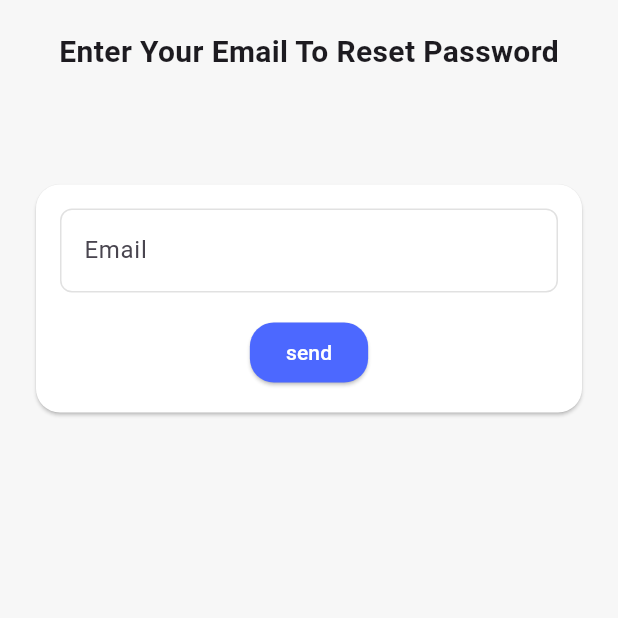
After one commit to HananManqush22/eCommerceApp, a Flutter app: the screen it shows after launch, after a tap on "Forget Password?", on a phone screen of 412 x 824 dp, the top half of it. The commit adds this screen. Run offline on Flutter 3.47's test engine with Material 3 defaults, Android fonts, the phone set to English and light mode, and no system bars.

Commit message:
Forget page

```diff
--- /dev/null
+++ b/lib/configuration/function.dart
@@ -0,0 +1,4 @@
+import 'package:flutter/material.dart';
+
+Future<dynamic> navigateTo(BuildContext context, Widget page) =>
+    Navigator.push(context, MaterialPageRoute(builder: (context) => page));
--- /dev/null
+++ b/lib/screens/login/forget_page.dart
@@ -0,0 +1,55 @@
+import 'package:e_commerce_app/configuration/colors.dart';
+import 'package:e_commerce_app/widgets/custom_text_form_field.dart';
+import 'package:flutter/material.dart';
+
+class ForgetPage extends StatelessWidget {
+  const ForgetPage({super.key});
+
+  @override
+  Widget build(BuildContext context) {
+    return Scaffold(
+      body: SafeArea(
+        child: SingleChildScrollView(
+          child: Column(
+            children: [
+              const SizedBox(height: 20),
+              const Text(
+                'Enter Your Email To Reset Password',
+                style: TextStyle(fontSize: 20, fontWeight: FontWeight.bold),
+              ),
+              const SizedBox(height: 50),
+              Card(
+                color: AppColors.kWhiteColor,
+                margin: EdgeInsets.all(24),
+                shape: const RoundedRectangleBorder(
+                  borderRadius: BorderRadius.all(Radius.circular(16)),
+                ),
+                child: Padding(
+                  padding: const EdgeInsets.all(16.0),
+                  child: Column(
+                    crossAxisAlignment: CrossAxisAlignment.center,
+                    spacing: 16,
+                    children: [
+                      const CustomTextFormField(hintText: 'Email'),
+                      ElevatedButton(
+                        style: ElevatedButton.styleFrom(
+                          backgroundColor: AppColors.kPrimaryColor,
+                          foregroundColor: AppColors.kWhiteColor,
+                          shape: RoundedRectangleBorder(
+                            borderRadius: BorderRadiusGeometry.circular(16),
+                          ),
+                        ),
+                        onPressed: () {},
+                        child: Text('send'),
+                      ),
+                    ],
+                  ),
+                ),
+              ),
+            ],
+          ),
+        ),
+      ),
+    );
+  }
+}
--- a/lib/screens/login/login_page.dart
+++ b/lib/screens/login/login_page.dart
@@ -1,4 +1,7 @@
 import 'package:e_commerce_app/configuration/colors.dart';
+import 'package:e_commerce_app/configuration/function.dart';
+import 'package:e_commerce_app/screens/login/forget_page.dart';
+import 'package:e_commerce_app/widgets/custom_row_login.dart';
 import 'package:e_commerce_app/widgets/custom_text_button.dart';
 import 'package:e_commerce_app/widgets/custom_text_form_field.dart';
 import 'package:flutter/material.dart';
@@ -15,15 +18,15 @@ class LoginPage extends StatelessWidget {
             crossAxisAlignment: CrossAxisAlignment.center,
             mainAxisAlignment: MainAxisAlignment.center,
             children: [
-              Text(
+              const Text(
                 'Welcome To Our Market',
                 style: TextStyle(fontSize: 20, fontWeight: FontWeight.bold),
               ),
-              SizedBox(height: 50),
+              const SizedBox(height: 50),
               Card(
                 color: AppColors.kWhiteColor,
                 margin: EdgeInsets.all(24),
-                shape: RoundedRectangleBorder(
+                shape: const RoundedRectangleBorder(
                   borderRadius: BorderRadius.all(Radius.circular(16)),
                 ),
                 child: Padding(
@@ -32,7 +35,7 @@ class LoginPage extends StatelessWidget {
                     crossAxisAlignment: CrossAxisAlignment.end,
                     spacing: 16,
                     children: [
-                      CustomTextFormField(hintText: 'Email'),
+                      const CustomTextFormField(hintText: 'Email'),
                       CustomTextFormField(
                         hintText: 'Password',
                         isSecured: true,
@@ -41,16 +44,18 @@ class LoginPage extends StatelessWidget {
                           icon: Icon(Icons.visibility_off),
                         ),
                       ),
-                      CustomTextButton(text: 'Forget Password?'),
-
+                      CustomTextButton(
+                        text: 'Forget Password?',
+                        onTap: () {
+                          navigateTo(context, ForgetPage());
+                        },
+                      ),
                       CustomRowLogin(text: 'Login', onPressed: () {}),
-
                       CustomRowLogin(
                         text: 'Login whit Google',
                         onPressed: () {},
                       ),
-
-                      Row(
+                      const Row(
                         spacing: 5,
                         mainAxisAlignment: MainAxisAlignment.center,
                         children: [
@@ -75,30 +80,3 @@ class LoginPage extends StatelessWidget {
     );
   }
 }
-
-class CustomRowLogin extends StatelessWidget {
-  const CustomRowLogin({super.key, required this.text, this.onPressed});
-  final String text;
-  final void Function()? onPressed;
-  @override
-  Widget build(BuildContext context) {
-    return Row(
-      mainAxisAlignment: MainAxisAlignment.spaceBetween,
-      children: [
-        Text(text, style: TextStyle(fontSize: 16, fontWeight: FontWeight.bold)),
-
-        ElevatedButton(
-          style: ElevatedButton.styleFrom(
-            backgroundColor: AppColors.kPrimaryColor,
-            foregroundColor: AppColors.kWhiteColor,
-            shape: RoundedRectangleBorder(
-              borderRadius: BorderRadiusGeometry.circular(16),
-            ),
-          ),
-          onPressed: onPressed,
-          child: Icon(Icons.arrow_forward),
-        ),
-      ],
-    );
-  }
-}
--- a/lib/widgets/custom_row_login.dart
+++ b/lib/widgets/custom_row_login.dart
@@ -0,0 +1,29 @@
+import 'package:e_commerce_app/configuration/colors.dart';
+import 'package:flutter/material.dart';
+
+class CustomRowLogin extends StatelessWidget {
+  const CustomRowLogin({super.key, required this.text, this.onPressed});
+  final String text;
+  final void Function()? onPressed;
+  @override
+  Widget build(BuildContext context) {
+    return Row(
+      mainAxisAlignment: MainAxisAlignment.spaceBetween,
+      children: [
+        Text(text, style: TextStyle(fontSize: 16, fontWeight: FontWeight.bold)),
+
+        ElevatedButton(
+          style: ElevatedButton.styleFrom(
+            backgroundColor: AppColors.kPrimaryColor,
+            foregroundColor: AppColors.kWhiteColor,
+            shape: RoundedRectangleBorder(
+              borderRadius: BorderRadiusGeometry.circular(16),
+            ),
+          ),
+          onPressed: onPressed,
+          child: Icon(Icons.arrow_forward),
+        ),
+      ],
+    );
+  }
+}
```
